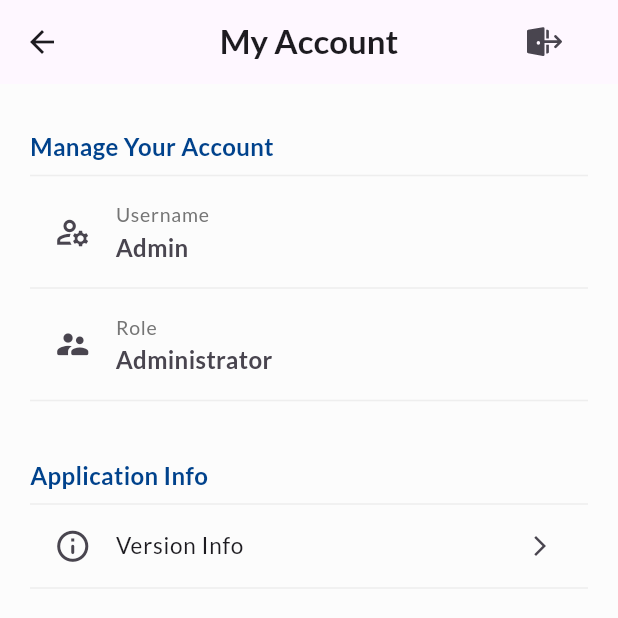
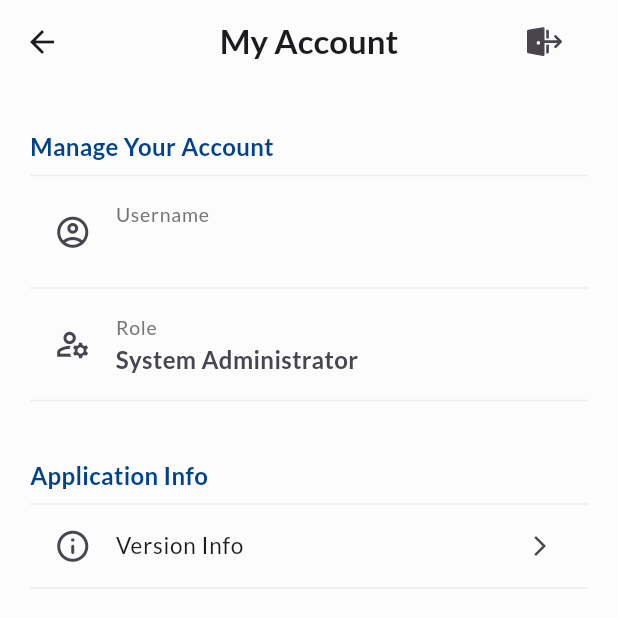
Before and after one commit to AfiqNSE/store_management_flutter_app, a Flutter app: the AccountView screen opened directly, on a phone screen of 412 x 824 dp, the top half of it. Run offline on Flutter 3.47's test engine with Material 3 defaults, Android fonts, the light colour scheme and no system bars; our stand-ins replace dropdown_button2, firebase_core, firebase_messaging, fluentui_system_icons, flutter_local_notifications, flutter_secure_storage and 6 more; missing offline and left inert: flutter_barcode_scanner, syncfusion_flutter_signaturepad; accounts and stored records are empty; project files that could hold a hidden picture were left out.

Commit message:
Update account view

```diff
--- a/lib/view/account/account_view.dart
+++ b/lib/view/account/account_view.dart
@@ -3,6 +3,7 @@ import 'package:flutter/material.dart';
 import 'package:store_management_system/models/color_model.dart';
 import 'package:store_management_system/services/api_services.dart';
 import 'package:store_management_system/utils/global_utils.dart';
+import 'package:store_management_system/utils/main_utils.dart';
 import 'package:store_management_system/utils/storage_utils.dart';
 import 'package:store_management_system/view/login/login_view.dart';
 
@@ -14,6 +15,26 @@ class AccountView extends StatefulWidget {
 }
 
 class _AccountViewState extends State<AccountView> {
+  String displayName = '';
+  int userType = -1;
+
+  @override
+  void initState() {
+    super.initState();
+    _getDisplayName();
+    _getUserType();
+  }
+
+  _getDisplayName() async {
+    displayName = await Storage.instance.getDisplayName();
+    setState(() {});
+  }
+
+  _getUserType() async {
+    userType = await Storage.instance.getUserType();
+    setState(() {});
+  }
+
   @override
   Widget build(BuildContext context) {
     return Scaffold(
@@ -25,6 +46,7 @@ class _AccountViewState extends State<AccountView> {
             fontWeight: FontWeight.w600,
           ),
         ),
+        backgroundColor: AppColor().milkWhite,
         centerTitle: true,
         elevation: 0.0,
         actions: [
@@ -63,7 +85,7 @@ class _AccountViewState extends State<AccountView> {
                   ListTile(
                     visualDensity: const VisualDensity(vertical: -4),
                     leading: const Icon(
-                      Icons.manage_accounts_outlined,
+                      Icons.account_circle_outlined,
                       size: 25,
                     ),
                     title: Text(
@@ -74,9 +96,9 @@ class _AccountViewState extends State<AccountView> {
                         color: Colors.grey.shade600,
                       ),
                     ),
-                    subtitle: const Text(
-                      "Admin",
-                      style: TextStyle(
+                    subtitle: Text(
+                      displayName,
+                      style: const TextStyle(
                         fontWeight: FontWeight.w600,
                         fontSize: 16,
                       ),
@@ -88,7 +110,7 @@ class _AccountViewState extends State<AccountView> {
                   ListTile(
                     visualDensity: const VisualDensity(vertical: -4),
                     leading: const Icon(
-                      Icons.supervisor_account_rounded,
+                      Icons.manage_accounts_outlined,
                       size: 25,
                     ),
                     title: Text(
@@ -99,9 +121,9 @@ class _AccountViewState extends State<AccountView> {
                         color: Colors.grey.shade600,
                       ),
                     ),
-                    subtitle: const Text(
-                      "Administrator",
-                      style: TextStyle(
+                    subtitle: Text(
+                      getUserType(userType),
+                      style: const TextStyle(
                         fontWeight: FontWeight.w600,
                         fontSize: 16,
                       ),
```
